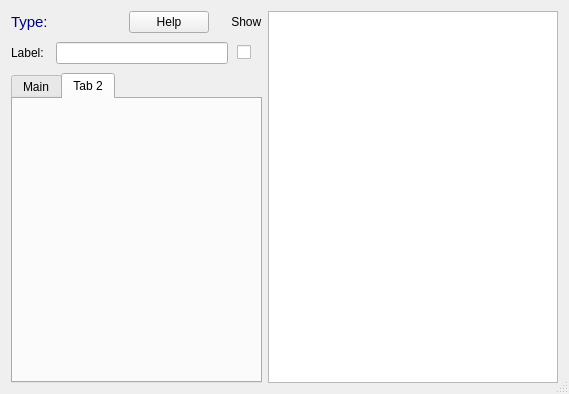
Old version of the form src/gui/circuitwidget/properties/propdialog.ui in the repository Arcachofo/SimulIDE-dev.
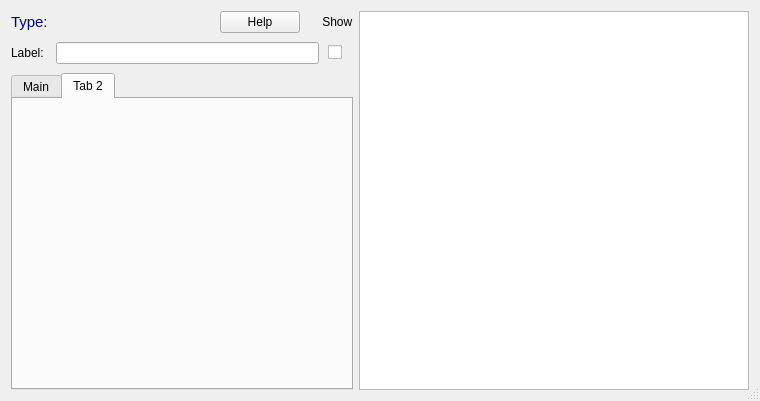
New version of the form.

Commit message: Property Dialog: adjust help panel size.

Diff of the .ui file:
```diff
--- a/src/gui/circuitwidget/properties/propdialog.ui
+++ b/src/gui/circuitwidget/properties/propdialog.ui
@@ -9,8 +9,8 @@
    <rect>
     <x>0</x>
     <y>0</y>
-    <width>569</width>
-    <height>394</height>
+    <width>760</width>
+    <height>401</height>
    </rect>
   </property>
   <property name="sizePolicy">
@@ -196,7 +196,7 @@
      </property>
      <property name="minimumSize">
       <size>
-       <width>290</width>
+       <width>390</width>
        <height>0</height>
       </size>
      </property>
```
The commit also changes 1 other file.
